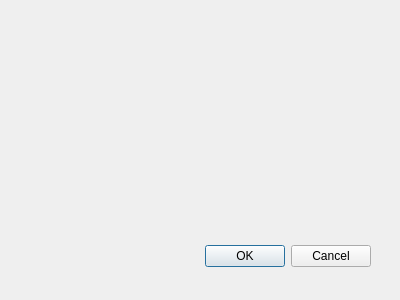
Before: the Qt Designer form dialog.ui in ImTema/createAndroidTest, drawn with Qt 5.
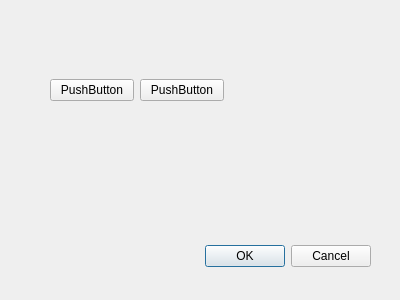
After: the same form once the commit is applied.

What changed in the file:
```diff
--- a/dialog.ui
+++ b/dialog.ui
@@ -31,6 +31,32 @@
     <set>QDialogButtonBox::Cancel|QDialogButtonBox::Ok</set>
    </property>
   </widget>
+  <widget class="QWidget" name="widget" native="true">
+   <property name="geometry">
+    <rect>
+     <x>50</x>
+     <y>50</y>
+     <width>174</width>
+     <height>81</height>
+    </rect>
+   </property>
+   <layout class="QHBoxLayout" name="horizontalLayout">
+    <item>
+     <widget class="QPushButton" name="pushButton_2">
+      <property name="text">
+       <string>PushButton</string>
+      </property>
+     </widget>
+    </item>
+    <item>
+     <widget class="QPushButton" name="pushButton">
+      <property name="text">
+       <string>PushButton</string>
+      </property>
+     </widget>
+    </item>
+   </layout>
+  </widget>
  </widget>
  <pixmapfunction/>
  <resources/>
```
Left out of the diff: 9 changed lines with no effect on the pictures.
